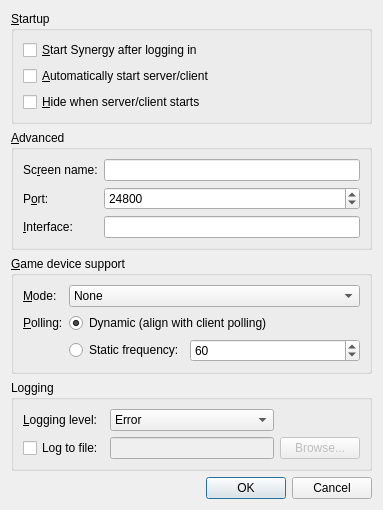
Qt form trunk/src/gui/res/SettingsDialogBase.ui (svn2github/synergy-plus) before a commit.
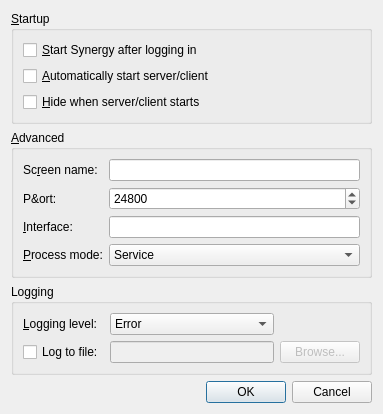
The same form after that commit.

Commit message: * made service mode default (and changed setting key so new installs use service as default). * removed startup mode wizard screen and move process mode to settings dialog. * fixed: form can get stuck on disabled when switching from desktop to service mode. * stripped out game controller stuff (this will probably be moved to a plugin setting file in future).

```diff
--- a/trunk/src/gui/res/SettingsDialogBase.ui
+++ b/trunk/src/gui/res/SettingsDialogBase.ui
@@ -7,7 +7,7 @@
     <x>0</x>
     <y>0</y>
     <width>383</width>
-    <height>470</height>
+    <height>387</height>
    </rect>
   </property>
   <property name="windowTitle">
@@ -83,6 +83,30 @@
         </property>
        </widget>
       </item>
+      <item row="3" column="0">
+       <widget class="QLabel" name="m_pLabel_22">
+        <property name="text">
+         <string>&amp;Process mode:</string>
+        </property>
+        <property name="buddy">
+         <cstring>m_pLineEditInterface</cstring>
+        </property>
+       </widget>
+      </item>
+      <item row="3" column="2">
+       <widget class="QComboBox" name="m_pComboProcessMode">
+        <item>
+         <property name="text">
+          <string>Service</string>
+         </property>
+        </item>
+        <item>
+         <property name="text">
+          <string>Desktop (legacy)</string>
+         </property>
+        </item>
+       </widget>
+      </item>
      </layout>
     </widget>
    </item>
@@ -96,7 +120,7 @@
      </property>
     </widget>
    </item>
-   <item row="4" column="0" rowspan="2" colspan="2">
+   <item row="3" column="0" rowspan="2" colspan="2">
     <widget class="QGroupBox" name="m_pGroupLog">
      <property name="title">
       <string>Logging</string>
@@ -178,103 +202,6 @@
      </layout>
     </widget>
    </item>
-   <item row="3" column="0" colspan="2">
-    <widget class="QGroupBox" name="m_pGroupGameDevices">
-     <property name="title">
-      <string>&amp;Game device support</string>
-     </property>
-     <layout class="QFormLayout" name="formLayout">
-      <property name="fieldGrowthPolicy">
-       <enum>QFormLayout::AllNonFixedFieldsGrow</enum>
-      </property>
-      <item row="1" column="0">
-       <widget class="QLabel" name="m_pLabel_22">
-        <property name="text">
-         <string>&amp;Mode:</string>
-        </property>
-        <property name="buddy">
-         <cstring>m_pLineEditInterface</cstring>
-        </property>
-       </widget>
-      </item>
-      <item row="1" column="1">
-       <widget class="QComboBox" name="m_pComboBoxGameDevice">
-        <item>
-         <property name="text">
-          <string>None</string>
-         </property>
-        </item>
-        <item>
-         <property name="text">
-          <string>Next Generation (XInput) - 32-bit only</string>
-         </property>
-        </item>
-        <item>
-         <property name="text">
-          <string>Legacy (JOYINFOEX)</string>
-         </property>
-        </item>
-       </widget>
-      </item>
-      <item row="3" column="0">
-       <widget class="QLabel" name="m_pLabel_23">
-        <property name="text">
-         <string>&amp;Polling:</string>
-        </property>
-        <property name="buddy">
-         <cstring>m_pLineEditInterface</cstring>
-        </property>
-       </widget>
-      </item>
-      <item row="3" column="1">
-       <widget class="QRadioButton" name="m_pRadioButtonGamePollDynamic">
-        <property name="text">
-         <string>Dynamic (align with client polling)</string>
-        </property>
-        <property name="checked">
-         <bool>true</bool>
-        </property>
-       </widget>
-      </item>
-      <item row="4" column="1">
-       <layout class="QHBoxLayout" name="horizontalLayout">
-        <item>
-         <widget class="QRadioButton" name="m_pRadioButtonGamePollStatic">
-          <property name="text">
-           <string>Static frequency:</string>
-          </property>
-         </widget>
-        </item>
-        <item>
-         <widget class="QSpinBox" name="m_pSpinBoxGamePoll">
-          <property name="enabled">
-           <bool>true</bool>
-          </property>
-          <property name="sizePolicy">
-           <sizepolicy hsizetype="MinimumExpanding" vsizetype="Fixed">
-            <horstretch>0</horstretch>
-            <verstretch>0</verstretch>
-           </sizepolicy>
-          </property>
-          <property name="minimum">
-           <number>10</number>
-          </property>
-          <property name="maximum">
-           <number>10000</number>
-          </property>
-          <property name="singleStep">
-           <number>10</number>
-          </property>
-          <property name="value">
-           <number>60</number>
-          </property>
-         </widget>
-        </item>
-       </layout>
-      </item>
-     </layout>
-    </widget>
-   </item>
    <item row="0" column="0" colspan="2">
     <widget class="QGroupBox" name="m_pGroupStart">
      <property name="title">
@@ -305,6 +232,19 @@
      </layout>
     </widget>
    </item>
+   <item row="5" column="0" colspan="2">
+    <spacer name="verticalSpacer">
+     <property name="orientation">
+      <enum>Qt::Vertical</enum>
+     </property>
+     <property name="sizeHint" stdset="0">
+      <size>
+       <width>20</width>
+       <height>40</height>
+      </size>
+     </property>
+    </spacer>
+   </item>
   </layout>
  </widget>
  <tabstops>
```
Left out of the diff: 3 changed lines with no effect on the pictures. The commit also changes 7 other files.
